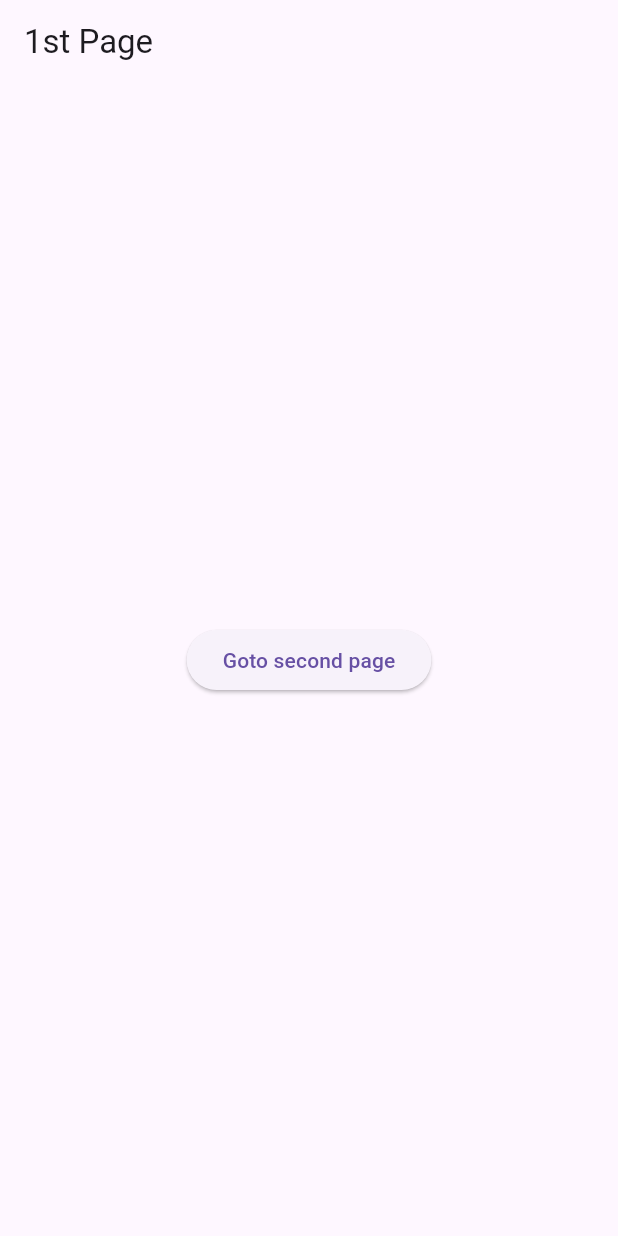
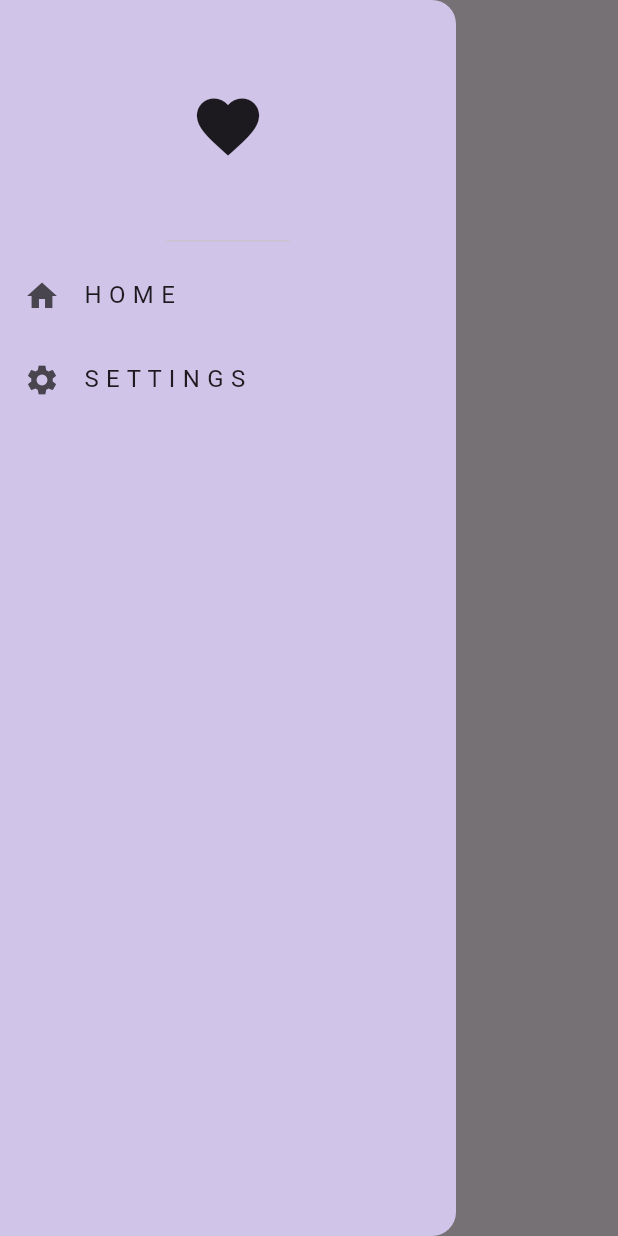
Before and after one commit to kbaduwal/Flutter, a Flutter app: the screen it shows after launch, with the side drawer open (before the commit the screen has no drawer), on a phone screen of 412 x 824 dp. Run offline on Flutter 3.47's test engine with Material 3 defaults, Android fonts, the phone set to English and light mode, and no system bars.

Commit message:
Draweer and routing with drwawer.

```diff
--- a/lib/main.dart
+++ b/lib/main.dart
@@ -2,7 +2,8 @@
 
 import 'package:flutter/material.dart';
 import 'package:flutter_application_1/pages/first_page.dart';
-import 'package:flutter_application_1/pages/second_page.dart';
+import 'package:flutter_application_1/pages/home_page.dart';
+import 'package:flutter_application_1/pages/setting_page.dart';
 
 void main() {
   runApp(MyApp());
@@ -19,8 +20,9 @@ class MyApp extends StatelessWidget {
       debugShowCheckedModeBanner: false,
       home: FirstPage(),
       routes: {
-        './firstpage':(context) => FirstPage(),
-        './secondpage':(context) => SecondPage(),
+        '/firstpage':(context) => FirstPage(),
+        '/homepage':(context) => HomePage(),
+        '/settingspage':(context) => SettingPage(),
       },
     );
   }
--- a/lib/pages/first_page.dart
+++ b/lib/pages/first_page.dart
@@ -9,18 +9,40 @@ class FirstPage extends StatelessWidget{
       appBar: AppBar(
         title: Text("1st Page"),
       ),
-      body: Center(
-        child: ElevatedButton(
-            child: Text("Goto second page"),
-        onPressed: (){
-              Navigator.pushNamed(context, './secondpage');
-          //     //Navigate to second page
-          // Navigator.push(context,
-          // MaterialPageRoute(builder: (context)=>SecondPage(),
-          // )
-          // );
+      drawer: Drawer(
+        backgroundColor: Colors.deepPurple[100],
+        child: Column(
+          children: [
+            //Common place a drawer header here
+            DrawerHeader(
+                child: Icon(
+                  Icons.favorite,
+                  size: 50,
+                )
+            ),
 
-        }),
+            //Home page list tile
+            ListTile(
+              leading: Icon(Icons.home),
+              title: Text("H O M E"),
+              onTap: (){
+                //pop drawer first
+                Navigator.pop(context);
+                //Goto Home page
+                Navigator.pushNamed(context, '/homepage');
+              },
+            ),
+
+            ListTile(
+              leading: Icon(Icons.settings),
+              title: Text("S E T T I N G S"),
+              onTap: (){
+                Navigator.pushNamed(context, '/settingspage');
+              },
+            )
+
+          ],
+        ),
       ),
 
     );
```
Also changed, not shown: lib/pages/home_page.dart (added, +16 -0 lines), lib/pages/setting_page.dart (renamed from lib/pages/second_page.dart, +5 -4 lines).
